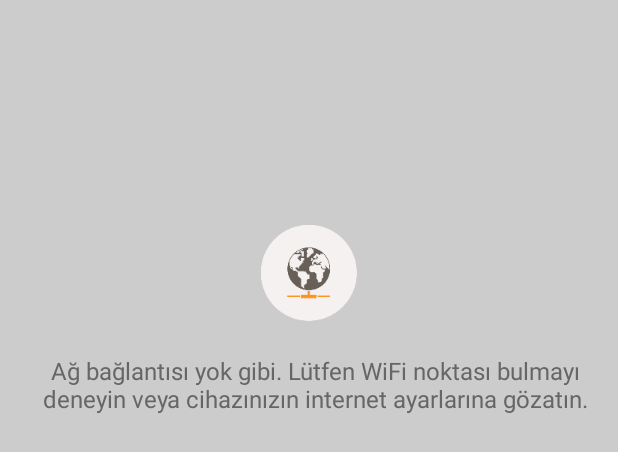
After one commit to QRMarket/Android_v2, an Android app: the layout need_network.xml on its own in the app's theme, with its tools: preview values and no code run, on a phone screen of 412 x 824 dp. The commit adds this screen. Shown: the top 452 px of the screen. Run offline under Robolectric (Android 15) with nearby library versions, the phone set to English and light mode, and no system bars.

Commit message:
****NEW FEATURE*** Internet connection control is available now!!

```diff
--- a/app/src/main/AndroidManifest.xml
+++ b/app/src/main/AndroidManifest.xml
@@ -4,6 +4,10 @@
     package="com.qr_market" >
 
     <uses-permission android:name="android.permission.INTERNET" />
+    <uses-permission android:name="android.permission.ACCESS_NETWORK_STATE" />
+    <uses-permission android:name="android.permission.ACCESS_WIFI_STATE" />
+
+
     <uses-permission android:name="android.permission.WRITE_EXTERNAL_STORAGE" />
 
     <uses-permission android:name="com.android.browser.permission.READ_HISTORY_BOOKMARKS" />
--- a/app/src/main/java/com/qr_market/activity/LoginActivity.java
+++ b/app/src/main/java/com/qr_market/activity/LoginActivity.java
@@ -18,7 +18,6 @@ import com.facebook.CallbackManager;
 import com.facebook.FacebookCallback;
 import com.facebook.FacebookException;
 import com.facebook.FacebookSdk;
-import com.facebook.ProfileTracker;
 import com.facebook.appevents.AppEventsLogger;
 import com.facebook.login.LoginResult;
 import com.facebook.login.widget.LoginButton;
@@ -72,7 +71,9 @@ public class LoginActivity extends ActionBarActivity implements View.OnClickList
         FacebookSdk.sdkInitialize(getApplicationContext());
         callbackManager = CallbackManager.Factory.create();
 
-        setContentView(R.layout.activity_login);
+       setContentView(R.layout.activity_login);
+
+
 
         final DBHandler dbHelper = new DBHandler(getApplicationContext());
 
--- a/app/src/main/java/com/qr_market/activity/MainActivity.java
+++ b/app/src/main/java/com/qr_market/activity/MainActivity.java
@@ -1,46 +1,23 @@
 package com.qr_market.activity;
 
-import android.app.Activity;
-import android.app.ProgressDialog;
-import android.content.ContentValues;
 import android.content.Context;
 import android.content.Intent;
-import android.database.Cursor;
-import android.database.sqlite.SQLiteDatabase;
-import android.provider.AlarmClock;
-import android.service.textservice.SpellCheckerService;
+import android.net.ConnectivityManager;
+import android.net.NetworkInfo;
+import android.os.Bundle;
 import android.support.v7.app.ActionBarActivity;
-import android.os.Bundle;
-import android.util.Log;
 import android.view.Menu;
 import android.view.MenuItem;
 import android.view.View;
-import android.widget.Button;
-import android.widget.EditText;
-import android.widget.TextView;
-import android.widget.Toast;
 
-import com.facebook.AccessToken;
-import com.facebook.CallbackManager;
-import com.facebook.FacebookCallback;
-import com.facebook.FacebookException;
-import com.facebook.FacebookSdk;
-import com.facebook.login.LoginManager;
-import com.facebook.login.LoginResult;
-import com.facebook.login.widget.LoginButton;
 import com.qr_market.Guppy;
 import com.qr_market.R;
 import com.qr_market.checker.Checker;
+import com.qr_market.http.HttpHandler;
 import com.qr_market.util.AutoOperationHandler;
 import com.qr_market.util.MarketUser;
-import com.qr_market.db.DBHandler;
-import com.qr_market.db.contract.GuppyContract;
-import com.qr_market.http.HttpHandler;
 
-import java.util.ArrayList;
-import java.util.Arrays;
 import java.util.HashMap;
-import java.util.List;
 import java.util.Map;
 
 
@@ -53,6 +30,8 @@ public class MainActivity extends ActionBarActivity{
 
     private static View view;
     private static Context mainContext = null;
+
+    public static boolean internetConnection=true;
 
     public static Context getMainContext() {
         return mainContext;
@@ -82,7 +61,16 @@ public class MainActivity extends ActionBarActivity{
     protected void onCreate(Bundle savedInstanceState) {
         super.onCreate(savedInstanceState);
 
-        setContentView(R.layout.activity_main);
+       //Check Internet Connection
+        internetConnection=checkInternetConnection(this);
+
+        if(!internetConnection){
+            setContentView(R.layout.need_network);
+            return;
+        }else {
+            setContentView(R.layout.activity_main);
+        }
+
         getSupportActionBar().hide();
         mainContext = getApplicationContext();
 
@@ -139,6 +127,14 @@ public class MainActivity extends ActionBarActivity{
         return super.onOptionsItemSelected(item);
 
     }
+    public static boolean checkInternetConnection(Context context){
+        ConnectivityManager con=(ConnectivityManager)context.getSystemService(Context.CONNECTIVITY_SERVICE);
+        NetworkInfo nf=con.getActiveNetworkInfo();
+        if(con.getActiveNetworkInfo()==null || !nf.isConnected()){
+            return false;
+        }
+        return true;
+    }
 
 
 }
--- a/app/src/main/java/com/qr_market/fragment/adapter/OrderFragmentListAdapter.java
+++ b/app/src/main/java/com/qr_market/fragment/adapter/OrderFragmentListAdapter.java
@@ -34,6 +34,7 @@ import java.util.Locale;
  *
  * @last 12.05.2015
  */
+
 public class OrderFragmentListAdapter extends BaseExpandableListAdapter {
 
     /*
--- /dev/null
+++ b/app/src/main/res/layout/need_network.xml
@@ -0,0 +1,30 @@
+<?xml version="1.0" encoding="utf-8"?>
+<LinearLayout xmlns:android="http://schemas.android.com/apk/res/android"
+    android:orientation="vertical" android:layout_width="match_parent"
+    android:background="@color/gray_line"
+    android:layout_height="match_parent">
+    <LinearLayout
+        android:layout_width="fill_parent"
+        android:layout_height="fill_parent"
+        android:orientation="vertical"
+        android:layout_marginTop="150dp"
+        android:gravity="center_horizontal">
+            <ImageView
+            android:layout_width="wrap_content"
+            android:layout_height="wrap_content"
+            android:src="@drawable/internet_connectivity"/>
+
+            <TextView
+            android:layout_width="wrap_content"
+            android:layout_height="wrap_content"
+            android:layout_gravity="center_horizontal"
+            style="@style/listViewSecondaryDetail"
+            android:gravity="center_horizontal"
+            android:layout_margin="20dp"
+            android:text="@string/networkconnectionerrormessage"
+            android:textColor="@color/gray"
+            android:textSize="16dp"/>
+
+    </LinearLayout>
+
+</LinearLayout>
--- a/app/src/main/res/layout/order_list_child_layout.xml
+++ b/app/src/main/res/layout/order_list_child_layout.xml
@@ -66,7 +66,6 @@
                     android:text="@string/totPrice"
                     android:layout_marginTop="5dp"
                     android:layout_marginLeft="70dp"
-
                     android:textColor="@color/purple_light"
                      />
 
--- a/app/src/main/res/values-v11/strings.xml
+++ b/app/src/main/res/values-v11/strings.xml
@@ -8,4 +8,5 @@
     <string name="add_new_product_to_basket">Yeni bir barkod tarayarak veya eski siparişlerinizi tekrarlayarak, sepetinize yeni bir ürün ekleye bilirsiniz.</string>
     <string name="totPrice">Toplam Fiyat</string>
     <string name="rate">Puanla</string>
+    <string name="networkconnectionerrormessage">Ağ bağlantısı yok gibi. Lütfen WiFi noktası bulmayı deneyin  veya cihazınızın internet ayarlarına gözatın.</string>
 </resources>
--- a/app/src/main/res/values-v14/strings.xml
+++ b/app/src/main/res/values-v14/strings.xml
@@ -8,4 +8,5 @@
     <string name="add_new_product_to_basket">Yeni bir barkod tarayarak veya eski siparişlerinizi tekrarlayarak, sepetinize yeni bir ürün ekleye bilirsiniz.</string>
     <string name="totPrice">Toplam Fiyat</string>
     <string name="rate">Puanla</string>
+    <string name="networkconnectionerrormessage">Ağ bağlantısı yok gibi. Lütfen WiFi noktası bulmayı deneyin  veya cihazınızın internet ayarlarına gözatın.</string>
 </resources>
--- a/app/src/main/res/values-v19/strings.xml
+++ b/app/src/main/res/values-v19/strings.xml
@@ -15,4 +15,5 @@
     <string name="add_new_product_to_basket">Yeni bir barkod tarayarak veya eski siparişlerinizi tekrarlayarak, sepetinize yeni bir ürün ekleye bilirsiniz.</string>
     <string name="totPrice">Toplam Fiyat</string>
     <string name="rate">Puanla</string>
+    <string name="networkconnectionerrormessage">Ağ bağlantısı yok gibi. Lütfen WiFi noktası bulmayı deneyin  veya cihazınızın internet ayarlarına gözatın.</string>
 </resources>
--- a/app/src/main/res/values-w820dp/strings.xml
+++ b/app/src/main/res/values-w820dp/strings.xml
@@ -8,4 +8,5 @@
     <string name="add_new_product_to_basket">Yeni bir barkod tarayarak veya eski siparişlerinizi tekrarlayarak, sepetinize yeni bir ürün ekleye bilirsiniz.</string>
     <string name="totPrice">Toplam Fiyat</string>
     <string name="rate">Puanla</string>
+    <string name="networkconnectionerrormessage">Ağ bağlantısı yok gibi. Lütfen WiFi noktası bulmayı deneyin  veya cihazınızın internet ayarlarına gözatın.</string>
 </resources>
--- a/app/src/main/res/values/strings.xml
+++ b/app/src/main/res/values/strings.xml
@@ -51,5 +51,6 @@
     <string name="totPrice">Toplam Fiyat</string>
     <string name="productAmountTitle">Ürün Sayısı</string>
     <string name="rate">Puanla</string>
+    <string name="networkconnectionerrormessage">Ağ bağlantısı yok gibi. Lütfen WiFi noktası bulmayı deneyin  veya cihazınızın internet ayarlarına gözatın.</string>
 
 </resources>
```
Also changed, not shown: app/src/main/java/com/qr_market/Guppy.java (+8 -0 lines), app/src/main/res/drawable-xxxhdpi/internet_connectivity.png (added). Lines whose indentation alone changed are shown as unchanged.
